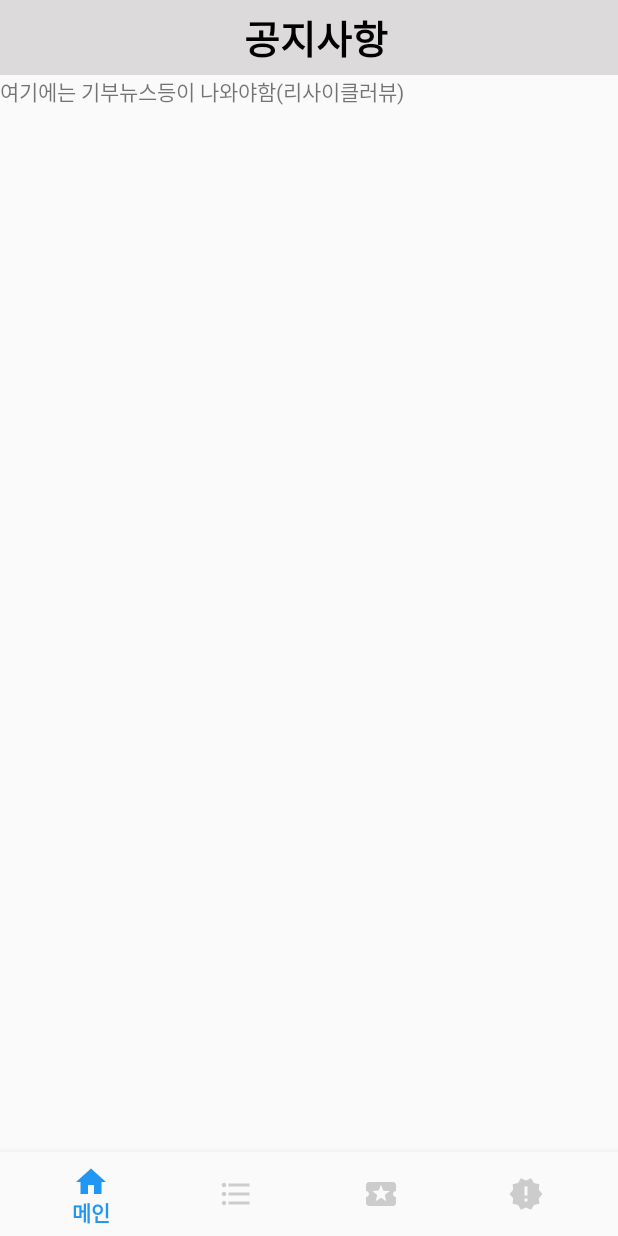
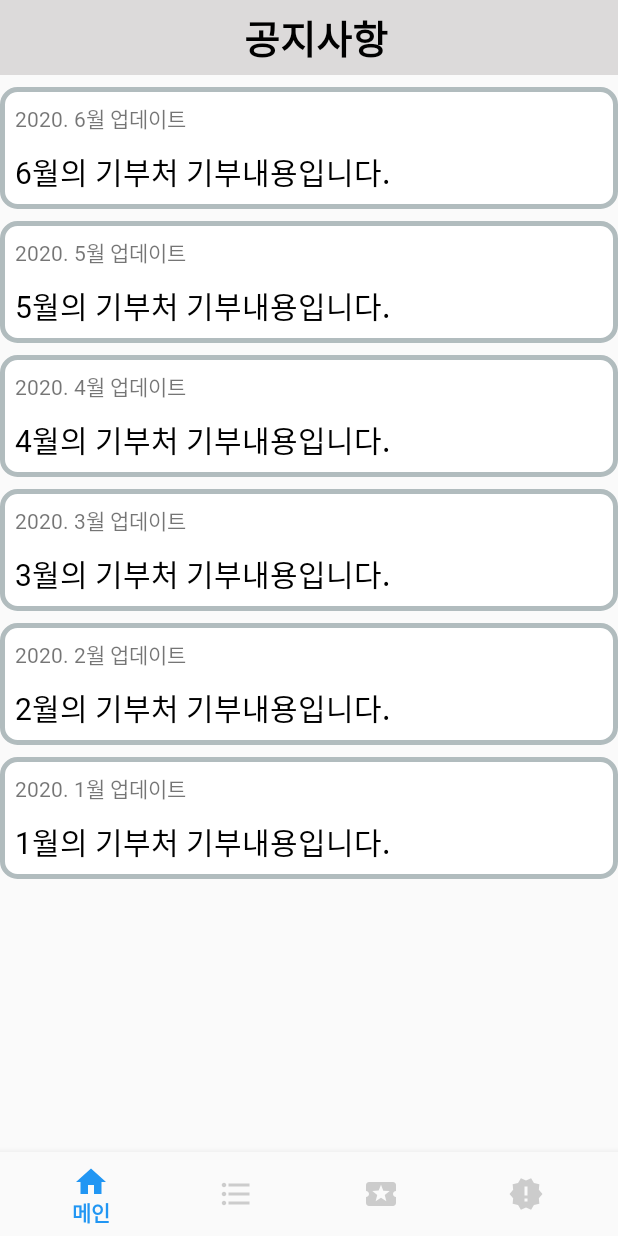
Before and after one commit to DongSu-Park/IoTDonationPiggyBank, an Android app: the fragment Fragment4 placed in its activity, on a phone screen of 412 x 824 dp. Run offline under Robolectric (Android 15) with nearby library versions, the phone set to English and light mode, and no system bars; our stand-ins replace Firebase (no records; nobody signed in at launch, a user with empty details on screens opened directly); 6 statements that could not run were skipped.

Commit message:
사용자 어플 내용 마무리

```diff
--- a/app/src/main/AndroidManifest.xml
+++ b/app/src/main/AndroidManifest.xml
@@ -31,6 +31,7 @@
         <activity android:name=".NfcReadActivity"/>
         <activity android:name=".MileageUsesItemTargetActivity"/>
         <activity android:name=".MileageUsesItemGetActivity"/>
+        <activity android:name=".NewsInfoActivity"/>
 
     </application>
 
--- a/app/src/main/java/com/flore/iotdonationpiggybank/Fragment4.java
+++ b/app/src/main/java/com/flore/iotdonationpiggybank/Fragment4.java
@@ -8,9 +8,18 @@ import android.view.ViewGroup;
 import androidx.annotation.NonNull;
 import androidx.annotation.Nullable;
 import androidx.fragment.app.Fragment;
+import androidx.recyclerview.widget.LinearLayoutManager;
+import androidx.recyclerview.widget.RecyclerView;
+
+import java.util.Arrays;
+import java.util.List;
 
 public class Fragment4 extends Fragment {
     ViewGroup viewGroup;
+
+    private RecyclerView rv_news_list;
+    private RecyclerView.LayoutManager layoutManager;
+    private NewsAdapter newsAdapter;
 
     public static Fragment4 newInstance() {
         return new Fragment4();
@@ -20,6 +29,54 @@ public class Fragment4 extends Fragment {
     @Override
     public View onCreateView(@NonNull LayoutInflater inflater, @Nullable ViewGroup container, @Nullable Bundle savedInstanceState) {
         viewGroup = (ViewGroup) inflater.inflate(R.layout.fragment4,container,false);
+
+        init();
+
+        getData();
+
         return viewGroup;
     }
+    private void init() {
+        rv_news_list = viewGroup.findViewById(R.id.rv_news_list);
+        rv_news_list.setHasFixedSize(true);
+
+        layoutManager = new LinearLayoutManager(getActivity());
+        rv_news_list.setLayoutManager(layoutManager);
+
+        newsAdapter = new NewsAdapter();
+        rv_news_list.setAdapter(newsAdapter);
+    }
+
+    private void getData() {
+        List<String> list_title = Arrays.asList(
+                "2020. 6월 업데이트",
+                "2020. 5월 업데이트",
+                "2020. 4월 업데이트",
+                "2020. 3월 업데이트",
+                "2020. 2월 업데이트",
+                "2020. 1월 업데이트"
+        );
+
+        List<String> list_main = Arrays.asList(
+                "6월의 기부처 기부내용입니다.",
+                "5월의 기부처 기부내용입니다.",
+                "4월의 기부처 기부내용입니다.",
+                "3월의 기부처 기부내용입니다.",
+                "2월의 기부처 기부내용입니다.",
+                "1월의 기부처 기부내용입니다."
+        );
+
+        for (int i = 0; i < list_title.size(); i++){
+            NewsList newsList = new NewsList();
+            newsList.setNews_title(list_title.get(i));
+            newsList.setNews_main(list_main.get(i));
+
+            newsAdapter.addItem(newsList);
+        }
+
+        newsAdapter.notifyDataSetChanged();
+
+    }
+
+
 }
--- /dev/null
+++ b/app/src/main/java/com/flore/iotdonationpiggybank/NewsAdapter.java
@@ -0,0 +1,76 @@
+package com.flore.iotdonationpiggybank;
+
+import android.content.Context;
+import android.content.Intent;
+import android.view.LayoutInflater;
+import android.view.View;
+import android.view.ViewGroup;
+import android.widget.TextView;
+
+import androidx.annotation.NonNull;
+import androidx.recyclerview.widget.RecyclerView;
+
+import java.util.ArrayList;
+
+public class NewsAdapter extends RecyclerView.Adapter<NewsAdapter.ItemViewHolder> {
+
+    private ArrayList<NewsList> listData = new ArrayList<>();
+    private NewsList newsList;
+    Context context;
+
+    @NonNull
+    @Override
+    public NewsAdapter.ItemViewHolder onCreateViewHolder(@NonNull ViewGroup parent, int viewType) {
+        View view = LayoutInflater.from(parent.getContext()).inflate(R.layout.news_item, parent, false);
+        this.context = parent.getContext();
+        return new ItemViewHolder(view);
+    }
+
+    @Override
+    public void onBindViewHolder(@NonNull NewsAdapter.ItemViewHolder holder, int position) {
+        holder.onBind(listData.get(position));
+    }
+
+    @Override
+    public int getItemCount() {
+        return listData.size();
+    }
+
+    void addItem(NewsList newsList){
+        listData.add(newsList);
+    }
+
+    public class ItemViewHolder extends RecyclerView.ViewHolder implements View.OnClickListener{
+        private TextView tv_news_title;
+        private TextView tv_news_main;
+        private NewsList newsList;
+
+        ItemViewHolder(@NonNull View itemView) {
+            super(itemView);
+
+            tv_news_title = itemView.findViewById(R.id.tv_news_title);
+            tv_news_main = itemView.findViewById(R.id.tv_news_main);
+        }
+
+        void onBind(NewsList newsList) {
+            this.newsList = newsList;
+
+            tv_news_title.setText(newsList.getNews_title());
+            tv_news_main.setText(newsList.getNews_main());
+
+            itemView.setOnClickListener(this);
+        }
+
+        @Override
+        public void onClick(View view) {
+            Fragment4 fragment4 = new Fragment4();
+
+            if (view.getId() == R.id.lv_newslist){
+                Intent intent = new Intent(context, NewsInfoActivity.class);
+                context.startActivity(intent);
+            }
+        }
+
+
+    }
+}
--- /dev/null
+++ b/app/src/main/java/com/flore/iotdonationpiggybank/NewsList.java
@@ -0,0 +1,22 @@
+package com.flore.iotdonationpiggybank;
+
+public class NewsList {
+    String news_title;
+    String news_main;
+
+    public String getNews_title() {
+        return news_title;
+    }
+
+    public void setNews_title(String news_title) {
+        this.news_title = news_title;
+    }
+
+    public String getNews_main() {
+        return news_main;
+    }
+
+    public void setNews_main(String news_main) {
+        this.news_main = news_main;
+    }
+}
--- a/app/src/main/res/layout/fragment4.xml
+++ b/app/src/main/res/layout/fragment4.xml
@@ -24,9 +24,9 @@
             android:textStyle="bold" />
     </LinearLayout>
 
-    <TextView
-        android:id="@+id/textView5"
-        android:layout_width="wrap_content"
-        android:layout_height="wrap_content"
-        android:text="여기에는 기부뉴스등이 나와야함(리사이클러뷰)" />
+    <androidx.recyclerview.widget.RecyclerView
+        android:id="@+id/rv_news_list"
+        android:layout_width="match_parent"
+        android:layout_height="match_parent" />
+
 </LinearLayout>
--- /dev/null
+++ b/app/src/main/res/layout/news_item.xml
@@ -0,0 +1,29 @@
+<?xml version="1.0" encoding="utf-8"?>
+<LinearLayout xmlns:android="http://schemas.android.com/apk/res/android"
+    android:id="@+id/lv_newslist"
+    android:layout_width="match_parent"
+    android:layout_height="wrap_content"
+    android:layout_marginTop="8dp"
+    android:background="@drawable/item_round"
+    android:orientation="vertical">
+
+    <TextView
+        android:id="@+id/tv_news_title"
+        android:layout_width="match_parent"
+        android:layout_height="wrap_content"
+        android:layout_marginLeft="10dp"
+        android:layout_marginTop="10dp"
+        android:layout_marginRight="10dp"
+        android:fontFamily="@font/gmarketsansttfmedium"
+        android:text="2020.X월 업데이트" />
+
+    <TextView
+        android:id="@+id/tv_news_main"
+        android:layout_width="match_parent"
+        android:layout_height="wrap_content"
+        android:layout_margin="10dp"
+        android:fontFamily="@font/gmarketsansttfmedium"
+        android:text="X월의 기부처 기부내용입니다."
+        android:textColor="#000000"
+        android:textSize="20sp" />
+</LinearLayout>
```
Also changed, not shown: app/src/main/java/com/flore/iotdonationpiggybank/NewsInfoActivity.java (added, +16 -0 lines), app/src/main/res/layout/activity_news.xml (added, +135 -0 lines), app/src/main/res/drawable-v24/news_sample.png (added).
